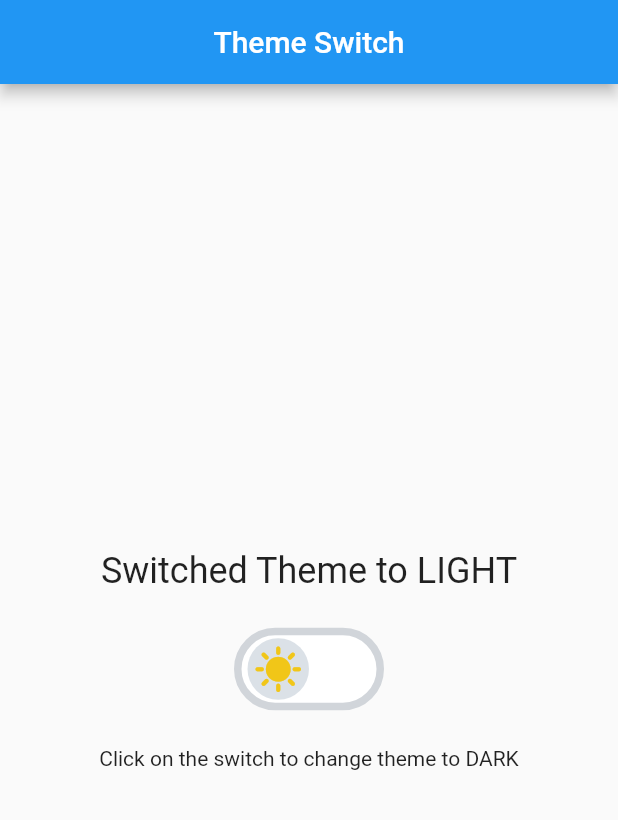
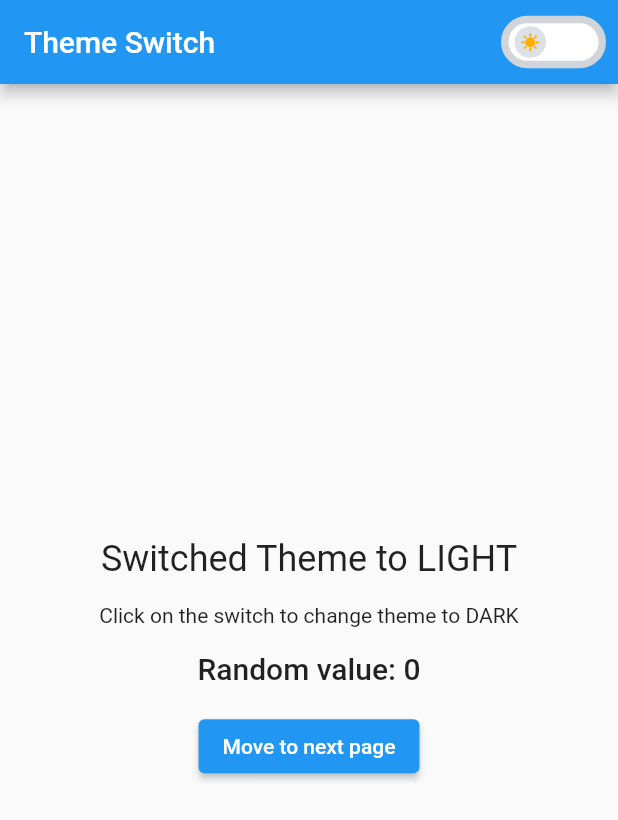
Before and after one commit to tduongtad1304/theme_switch, a Flutter app: the screen it shows after launch, on a phone screen of 412 x 824 dp. Shown: the top 820 px of the screen. Run offline on Flutter 3.47's test engine with Material 2 defaults, Android fonts, the phone set to English and light mode, and no system bars; drawn by our look-alikes of flutter_switch; our stand-ins replace bloc, equatable, flutter_bloc.

Commit message:
modify cubit to cubit with subscription

```diff
--- /dev/null
+++ b/lib/cubit/counter/counter_cubit.dart
@@ -0,0 +1,32 @@
+import 'dart:async';
+import 'dart:math';
+
+import 'package:bloc/bloc.dart';
+import 'package:equatable/equatable.dart';
+import 'package:theme_switch/cubit/cubit.dart';
+
+part 'counter_state.dart';
+
+class CounterCubit extends Cubit<CounterState> {
+  StreamSubscription? counterSubscription;
+  Random random = Random();
+  final ThemeCubit themeCubit;
+
+  CounterCubit({required this.themeCubit}) : super(CounterState.initial()) {
+    counterSubscription = themeCubit.stream.listen((ThemeState themeState) {
+      if (themeState.theme == AppTheme.light) {
+        emit(state.copyWith(
+            counterValue: state.counterValue + random.nextInt(50)));
+      } else if (themeState.theme == AppTheme.dark) {
+        emit(state.copyWith(
+            counterValue: state.counterValue - random.nextInt(100)));
+      }
+    });
+  }
+
+  @override
+  Future<void> close() {
+    counterSubscription?.cancel();
+    return super.close();
+  }
+}
--- /dev/null
+++ b/lib/cubit/counter/counter_state.dart
@@ -0,0 +1,24 @@
+part of 'counter_cubit.dart';
+
+class CounterState extends Equatable {
+  final int counterValue;
+  const CounterState({
+    required this.counterValue,
+  });
+
+  factory CounterState.initial() => const CounterState(counterValue: 0);
+
+  @override
+  List<Object> get props => [counterValue];
+
+  @override
+  String toString() => 'CounterState(counterValue: $counterValue)';
+
+  CounterState copyWith({
+    int? counterValue,
+  }) {
+    return CounterState(
+      counterValue: counterValue ?? this.counterValue,
+    );
+  }
+}
--- a/lib/cubit/cubit.dart
+++ b/lib/cubit/cubit.dart
@@ -1 +1,2 @@
 export 'theme/theme_cubit.dart';
+export 'counter/counter_cubit.dart';
--- a/lib/main.dart
+++ b/lib/main.dart
@@ -1,7 +1,7 @@
 import 'package:flutter/material.dart';
-import 'package:flutter_switch/flutter_switch.dart';
 import 'package:flutter_bloc/flutter_bloc.dart';
 import 'package:theme_switch/theme_observer.dart';
+import 'package:theme_switch/views/home.dart';
 
 import 'cubit/cubit.dart';
 
@@ -15,12 +15,20 @@ class MyApp extends StatelessWidget {
 
   @override
   Widget build(BuildContext context) {
-    return BlocProvider(
-      create: (context) => ThemeCubit(),
+    return MultiBlocProvider(
+      providers: [
+        BlocProvider(
+          create: (context) => ThemeCubit(),
+        ),
+        BlocProvider(
+          create: (context) =>
+              CounterCubit(themeCubit: BlocProvider.of<ThemeCubit>(context)),
+        ),
+      ],
       child: BlocConsumer<ThemeCubit, ThemeState>(
         listener: (context, state) => debugPrint(
           'THEME HAS CHANGED TO ' +
-              state.toString().split('.').last.toUpperCase(),
+              state.toString().split('.').last.split(')').first.toUpperCase(),
         ),
         builder: (context, state) {
           return MaterialApp(
@@ -35,89 +43,3 @@ class MyApp extends StatelessWidget {
     );
   }
 }
-
-class MyHomePage extends StatefulWidget {
-  const MyHomePage({Key? key, required this.title}) : super(key: key);
-
-  final String title;
-
-  @override
-  State<MyHomePage> createState() => _MyHomePageState();
-}
-
-class _MyHomePageState extends State<MyHomePage> {
-  bool _isChanged = false;
-
-  @override
-  Widget build(BuildContext context) {
-    return Scaffold(
-      appBar: AppBar(
-        centerTitle: true,
-        title: Text(widget.title),
-      ),
-      body: Center(
-        child: Column(
-          mainAxisAlignment: MainAxisAlignment.center,
-          children: [
-            BlocBuilder<ThemeCubit, ThemeState>(
-              builder: (context, state) {
-                return Text(
-                  'Switched Theme to ' +
-                      state
-                          .toString()
-                          .split('.')
-                          .last
-                          .split(')')
-                          .first
-                          .toUpperCase(),
-                  style: Theme.of(context).textTheme.headline5,
-                );
-              },
-            ),
-            const SizedBox(height: 16),
-            Padding(
-              padding: const EdgeInsets.all(8.0),
-              child: FlutterSwitch(
-                width: 100.0,
-                height: 55.0,
-                toggleSize: 45.0,
-                borderRadius: 30.0,
-                padding: 2.0,
-                activeToggleColor: const Color.fromARGB(255, 71, 34, 145),
-                inactiveToggleColor: const Color.fromARGB(255, 219, 225, 231),
-                activeSwitchBorder: Border.all(
-                  color: const Color(0xFF3C1E70),
-                  width: 5.0,
-                ),
-                inactiveSwitchBorder: Border.all(
-                  color: const Color(0xFFD1D5DA),
-                  width: 5.0,
-                ),
-                activeColor: const Color.fromARGB(255, 23, 10, 49),
-                inactiveColor: Colors.white,
-                activeIcon: const Icon(
-                  Icons.nightlight_round,
-                  color: Color(0xFFF8E3A1),
-                ),
-                inactiveIcon: const Icon(
-                  Icons.sunny,
-                  color: Color.fromARGB(255, 241, 198, 24),
-                ),
-                value: _isChanged,
-                onToggle: (status) {
-                  setState(() {
-                    _isChanged = status;
-                  });
-                  context.read<ThemeCubit>().switchTheme(status);
-                },
-              ),
-            ),
-            const SizedBox(height: 16),
-            Text('Click on the switch to change theme to ' +
-                (_isChanged ? 'LIGHT' : 'DARK')),
-          ],
-        ),
-      ),
-    );
-  }
-}
--- /dev/null
+++ b/lib/views/home.dart
@@ -0,0 +1,108 @@
+import 'package:flutter/material.dart';
+import 'package:flutter_bloc/flutter_bloc.dart';
+import 'package:flutter_switch/flutter_switch.dart';
+
+import '../cubit/cubit.dart';
+import 'second.dart';
+
+class MyHomePage extends StatefulWidget {
+  const MyHomePage({Key? key, required this.title}) : super(key: key);
+
+  final String title;
+
+  @override
+  State<MyHomePage> createState() => _MyHomePageState();
+}
+
+class _MyHomePageState extends State<MyHomePage> {
+  bool _isChanged = false;
+
+  @override
+  Widget build(BuildContext context) {
+    return Scaffold(
+      appBar: AppBar(
+        actions: [
+          Padding(
+            padding: const EdgeInsets.only(right: 8.0),
+            child: FlutterSwitch(
+              width: 70,
+              height: 35.0,
+              toggleSize: 25.0,
+              borderRadius: 30.0,
+              padding: 2.0,
+              activeToggleColor: const Color.fromARGB(255, 71, 34, 145),
+              inactiveToggleColor: const Color.fromARGB(255, 219, 225, 231),
+              activeSwitchBorder: Border.all(
+                color: const Color(0xFF3C1E70),
+                width: 5.0,
+              ),
+              inactiveSwitchBorder: Border.all(
+                color: const Color(0xFFD1D5DA),
+                width: 5.0,
+              ),
+              activeColor: const Color.fromARGB(255, 23, 10, 49),
+              inactiveColor: Colors.white,
+              activeIcon: const Icon(
+                Icons.nightlight_round,
+                color: Color(0xFFF8E3A1),
+              ),
+              inactiveIcon: const Icon(
+                Icons.sunny,
+                color: Color.fromARGB(255, 255, 174, 0),
+              ),
+              value: _isChanged,
+              onToggle: (status) {
+                setState(() {
+                  _isChanged = status;
+                });
+                context.read<ThemeCubit>().switchTheme(status);
+              },
+            ),
+          ),
+        ],
+        title: Text(widget.title),
+      ),
+      body: Center(
+        child: Column(
+          mainAxisAlignment: MainAxisAlignment.center,
+          children: [
+            Text(
+              'Switched Theme to ' +
+                  context
+                      .watch<ThemeCubit>()
+                      .state
+                      .theme
+                      .toString()
+                      .split('.')
+                      .last
+                      .split(')')
+                      .first
+                      .toUpperCase(),
+              style: Theme.of(context).textTheme.headline5,
+            ),
+            const SizedBox(height: 16),
+            Text('Click on the switch to change theme to ' +
+                (_isChanged ? 'LIGHT' : 'DARK')),
+            const SizedBox(height: 16),
+            Text(
+              'Random value: ${context.read<CounterCubit>().state.counterValue}',
+              style: Theme.of(context).textTheme.headline6,
+            ),
+            const SizedBox(height: 16),
+            ElevatedButton(
+              onPressed: () {
+                Navigator.push(
+                  context,
+                  MaterialPageRoute(
+                    builder: (context) => const SecondPage(),
+                  ),
+                );
+              },
+              child: const Text('Move to next page'),
+            ),
+          ],
+        ),
+      ),
+    );
+  }
+}
```
Also changed, not shown: lib/views/second.dart (added, +33 -0 lines).
